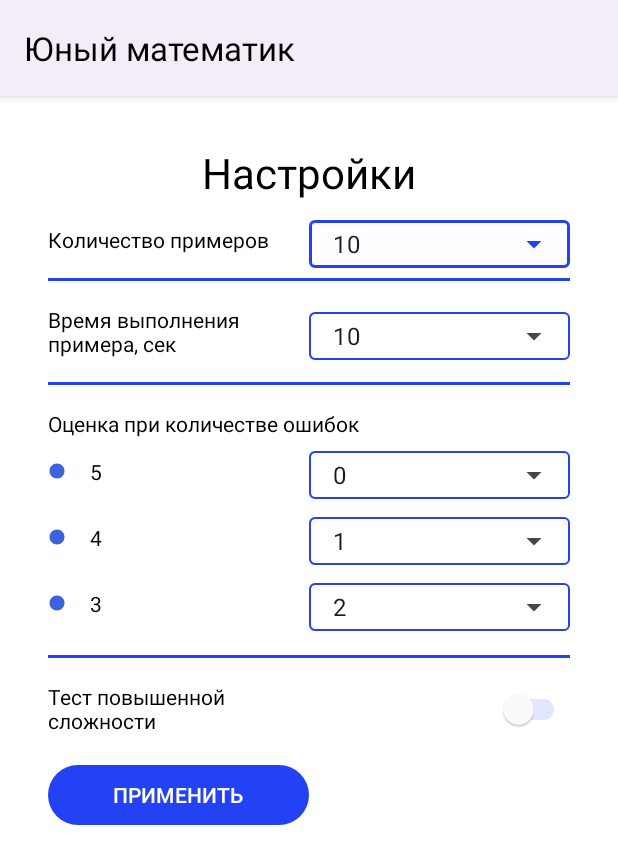
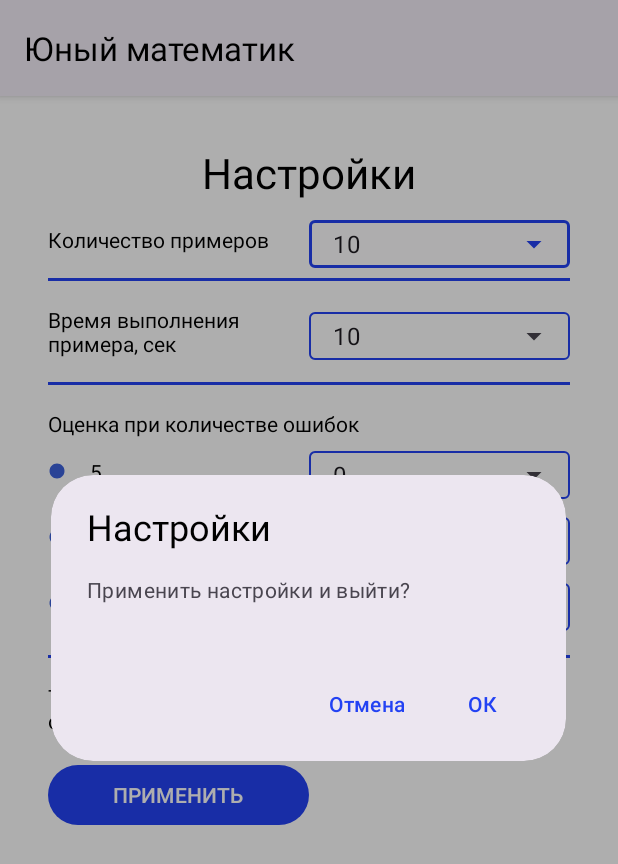
Before and after one commit to profitsw2000/YoungMath, an Android app: the fragment MultiplicationSettingsFragment shown on its own in the app's theme, after a tap on "ПРИМЕНИТЬ", on a phone screen of 412 x 824 dp. Shown: the top 864 px of the screen. Run offline under Robolectric (Android 15) with nearby library versions, the phone set to English and light mode, and no system bars; our stand-ins replace RxJava.

Commit message:
Сделан вызов диалогового окна при выходе с экрана настройки (кнопка НАЗАД) или при нажатии кнопки Применить.

```diff
--- a/core/src/main/res/values/strings.xml
+++ b/core/src/main/res/values/strings.xml
@@ -6,4 +6,7 @@
     <string name="snackbar_reload_text">Перезагрузить</string>
     <string name="settings_screen_title_text">Настройки</string>
     <string name="apply_settings_button_text">ПРИМЕНИТЬ</string>
+    <string name="settings_dialog_positive_button_text">ОК</string>
+    <string name="settings_dialog_negative_button_text">Отмена</string>
+    <string name="exit_settings_screen_dialog_message_text">Выйти без изменения настроек?</string>
 </resources>
--- a/multiplication/src/main/java/ru/profitsw2000/multiplication/presentation/view/MultiplicationSettingsFragment.kt
+++ b/multiplication/src/main/java/ru/profitsw2000/multiplication/presentation/view/MultiplicationSettingsFragment.kt
@@ -6,6 +6,8 @@ import android.view.LayoutInflater
 import android.view.View
 import android.view.ViewGroup
 import android.widget.ArrayAdapter
+import androidx.activity.OnBackPressedCallback
+import com.google.android.material.dialog.MaterialAlertDialogBuilder
 import org.koin.android.ext.android.inject
 import org.koin.androidx.viewmodel.ext.android.viewModel
 import ru.profitsw2000.data.model.MultiplicationTestSettingsModel
@@ -49,6 +51,17 @@ class MultiplicationSettingsFragment : Fragment() {
 
     private val threeAssessmentErrorsNumberAdapter by lazy {
         ArrayAdapter<Int>(requireContext(), R.layout.drop_down_item)
+    }
+
+    override fun onCreate(savedInstanceState: Bundle?) {
+        super.onCreate(savedInstanceState)
+
+        val onBackPressedCallback = object : OnBackPressedCallback(true) {
+            override fun handleOnBackPressed() {
+                showExitDialog()
+            }
+        }
+        requireActivity().onBackPressedDispatcher.addCallback(this, onBackPressedCallback)
     }
 
     override fun onCreateView(
@@ -231,6 +244,35 @@ class MultiplicationSettingsFragment : Fragment() {
 
     private fun initButton() = with(binding) {
         setMultiplicationSettingsButton.setOnClickListener {
+            showApplySettingsDialog()
+        }
+    }
+
+    private fun showExitDialog() {
+        MaterialAlertDialogBuilder(requireContext())
+            .setTitle(resources.getString(ru.profitsw2000.core.R.string.settings_screen_title_text))
+            .setMessage(getString(ru.profitsw2000.core.R.string.exit_settings_screen_dialog_message_text))
+            .setPositiveButton(getString(ru.profitsw2000.core.R.string.settings_dialog_positive_button_text)) { _, _ ->
+                navigator.navigateUp()
+            }
+            .setNegativeButton(getString(ru.profitsw2000.core.R.string.settings_dialog_negative_button_text)) { dialog , _ -> dialog.dismiss() }
+            .create()
+            .show()
+    }
+
+    private fun showApplySettingsDialog() {
+        MaterialAlertDialogBuilder(requireContext())
+            .setTitle(resources.getString(ru.profitsw2000.core.R.string.settings_screen_title_text))
+            .setMessage(getString(R.string.apply_settings_dialog_message_text))
+            .setPositiveButton(getString(ru.profitsw2000.core.R.string.settings_dialog_positive_button_text)) { _, _ ->
+                applySettingsAndExit()
+            }
+            .setNegativeButton(getString(ru.profitsw2000.core.R.string.settings_dialog_negative_button_text)) { dialog, _ -> dialog.dismiss() }
+            .create()
+            .show()
+    }
+
+    private fun applySettingsAndExit() = with(binding) {
         val newMultiplicationTestSettingsModel = MultiplicationTestSettingsModel(
             taskTime = taskTimePickerAutoCompleteTextView.text.toString().toFloat(),
             tasksNumber = examplesNumberPickerAutoCompleteTextView.text.toString().toInt(),
@@ -243,7 +285,6 @@ class MultiplicationSettingsFragment : Fragment() {
         multiplicationViewModel.updateMultiplicationTestSettings(newMultiplicationTestSettingsModel)
         navigator.navigateUp()
     }
-    }
 
     override fun onDestroyView() {
         super.onDestroyView()
--- a/multiplication/src/main/res/values/strings.xml
+++ b/multiplication/src/main/res/values/strings.xml
@@ -21,4 +21,5 @@
     <string name="assessment_four_title_text">4</string>
     <string name="assessment_three_title_text">3</string>
     <string name="high_difficulty_test_title_text">Тест повышенной сложности</string>
+    <string name="apply_settings_dialog_message_text">Применить настройки и выйти?</string>
 </resources>
```
Lines whose indentation alone changed are shown as unchanged.
